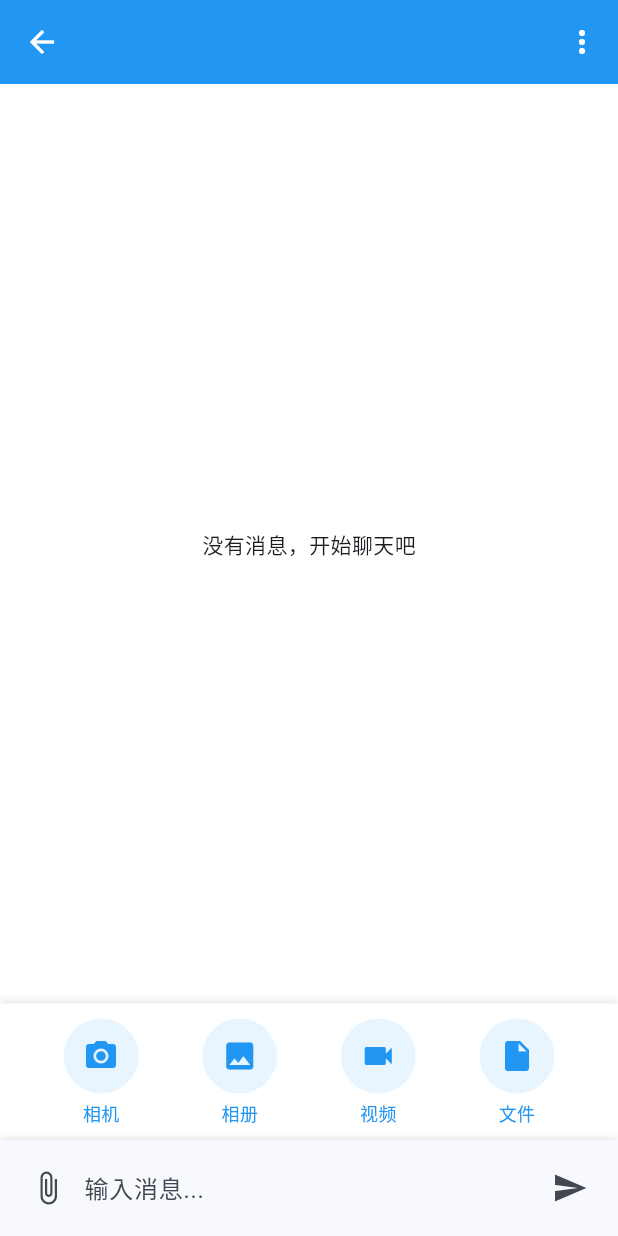
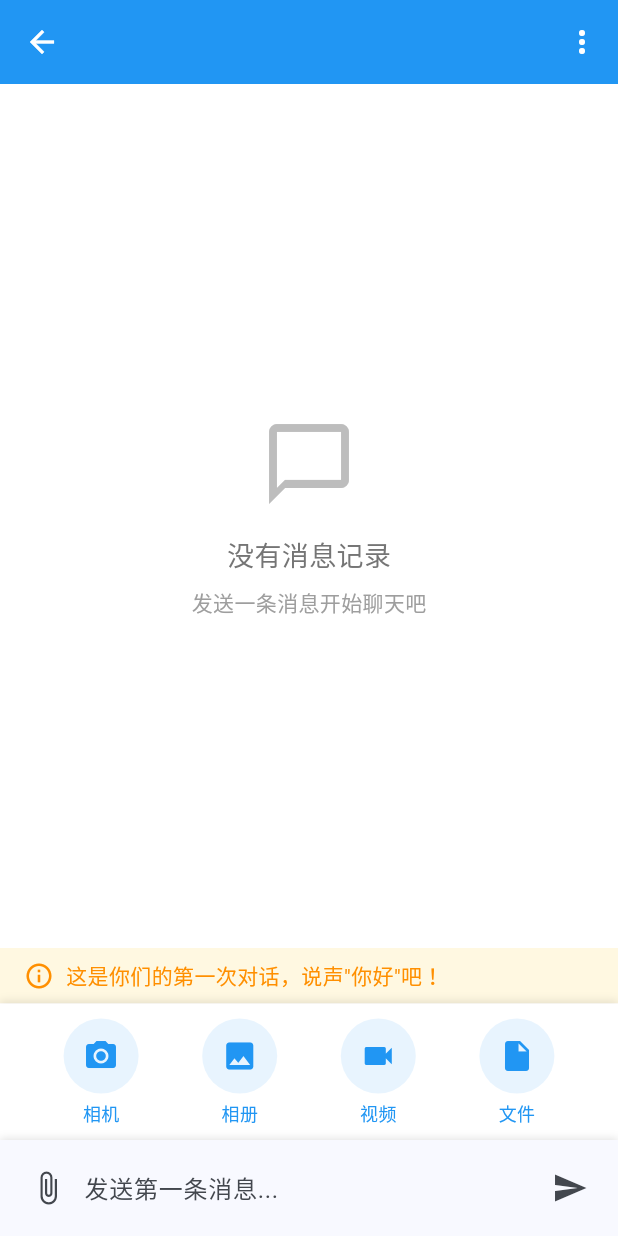
Before and after one commit to chenglu1129/wechat, a Flutter app: the ChatScreen screen opened directly with empty values, after a tap on the "attach file" icon, on a phone screen of 412 x 824 dp. Run offline on Flutter 3.47's test engine with Material 3 defaults, Android fonts, the phone set to English and light mode, and no system bars; our stand-ins replace file_picker, flutter_local_notifications, image_picker, shared_preferences; accounts and stored records are empty.

Commit message:
feat(聊天): 提升空聊天及新对话的用户体验
- 优化空聊天界面：友好提示、图标及首次对话引导取代“加载失败”。
- 改进错误处理：无消息（含404）不再视为错误，正确识别为空聊天。
- 增强交互性：为首次对话添加特别提示，输入框提示动态化。

```diff
--- a/chat_app/client/lib/providers/chat_provider.dart
+++ b/chat_app/client/lib/providers/chat_provider.dart
@@ -271,6 +271,15 @@ class ChatProvider extends ChangeNotifier {
         if (chatIndex >= 0) {
           _chats[chatIndex] = _chats[chatIndex].copyWith(unreadCount: 0);
         }
+
+        // 清除可能存在的错误状态
+        _clearError();
+      } else if (response.statusCode == 404 && offset == 0) {
+        // 如果是首次加载且没有找到消息，这是正常情况（新对话）
+        if (!_messages.containsKey(chatId)) {
+          _messages[chatId] = []; // 初始化为空列表
+        }
+        _clearError(); // 确保清除错误状态
       } else {
         _setError('加载消息失败');
       }
--- a/chat_app/client/lib/screens/chat_screen.dart
+++ b/chat_app/client/lib/screens/chat_screen.dart
@@ -157,29 +157,36 @@ class _ChatScreenState extends State<ChatScreen> {
                   );
                 }
 
-                if (chatProvider.error != null && chatProvider.currentMessages.isEmpty) {
+                final messages = chatProvider.currentMessages;
+                if (messages.isEmpty) {
+                  // 即使有错误，如果没有消息，也显示友好的空聊天提示，而不是错误信息
                   return Center(
                     child: Column(
                       mainAxisAlignment: MainAxisAlignment.center,
                       children: [
-                        Text(
-                          '加载消息失败: ${chatProvider.error}',
-                          textAlign: TextAlign.center,
+                        Icon(
+                          Icons.chat_bubble_outline,
+                          size: 64,
+                          color: Colors.grey[400],
                         ),
                         const SizedBox(height: 16),
-                        ElevatedButton(
-                          onPressed: _initChat,
-                          child: const Text('重试'),
+                        Text(
+                          '没有消息记录',
+                          style: TextStyle(
+                            fontSize: 18,
+                            color: Colors.grey[600],
+                          ),
+                        ),
+                        const SizedBox(height: 8),
+                        Text(
+                          '发送一条消息开始聊天吧',
+                          style: TextStyle(
+                            fontSize: 14,
+                            color: Colors.grey[500],
+                          ),
                         ),
                       ],
                     ),
-                  );
-                }
-
-                final messages = chatProvider.currentMessages;
-                if (messages.isEmpty) {
-                  return const Center(
-                    child: Text('没有消息，开始聊天吧'),
                   );
                 }
 
@@ -231,10 +238,13 @@ class _ChatScreenState extends State<ChatScreen> {
           ),
 
           // 输入框
-          ChatInput(
-            onSendText: _sendTextMessage,
-            onSendMedia: _sendMediaMessage,
-            mediaService: Provider.of<MediaService>(context, listen: false),
+          Consumer<ChatProvider>(
+            builder: (ctx, chatProvider, _) => ChatInput(
+              onSendText: _sendTextMessage,
+              onSendMedia: _sendMediaMessage,
+              mediaService: Provider.of<MediaService>(context, listen: false),
+              isFirstMessage: chatProvider.currentMessages.isEmpty,
+            ),
           ),
         ],
       ),
--- a/chat_app/client/lib/widgets/chat_input.dart
+++ b/chat_app/client/lib/widgets/chat_input.dart
@@ -12,12 +12,14 @@ class ChatInput extends StatefulWidget {
   final Function(String) onSendText;
   final Function(MediaItem, String?) onSendMedia;
   final MediaService mediaService;
+  final bool isFirstMessage;
 
   const ChatInput({
     Key? key,
     required this.onSendText,
     required this.onSendMedia,
     required this.mediaService,
+    this.isFirstMessage = false,
   }) : super(key: key);
 
   @override
@@ -81,6 +83,25 @@ class _ChatInputState extends State<ChatInput> {
   Widget build(BuildContext context) {
     return Column(
       children: [
+        // 首条消息提示
+        if (widget.isFirstMessage)
+          Container(
+            padding: const EdgeInsets.symmetric(vertical: 8, horizontal: 16),
+            color: Colors.amber[50],
+            child: Row(
+              children: [
+                Icon(Icons.info_outline, color: Colors.amber[800], size: 20),
+                const SizedBox(width: 8),
+                Expanded(
+                  child: Text(
+                    '这是你们的第一次对话，说声"你好"吧！',
+                    style: TextStyle(color: Colors.amber[800]),
+                  ),
+                ),
+              ],
+            ),
+          ),
+
         // 媒体预览
         if (_inputMode == ChatInputMode.media && _selectedMedia != null)
           MediaPreview(
@@ -120,8 +141,8 @@ class _ChatInputState extends State<ChatInput> {
                 Expanded(
                   child: TextField(
                     controller: _messageController,
-                    decoration: const InputDecoration(
-                      hintText: '输入消息...',
+                    decoration: InputDecoration(
+                      hintText: widget.isFirstMessage ? '发送第一条消息...' : '输入消息...',
                       border: InputBorder.none,
                     ),
                     maxLines: null,
```
